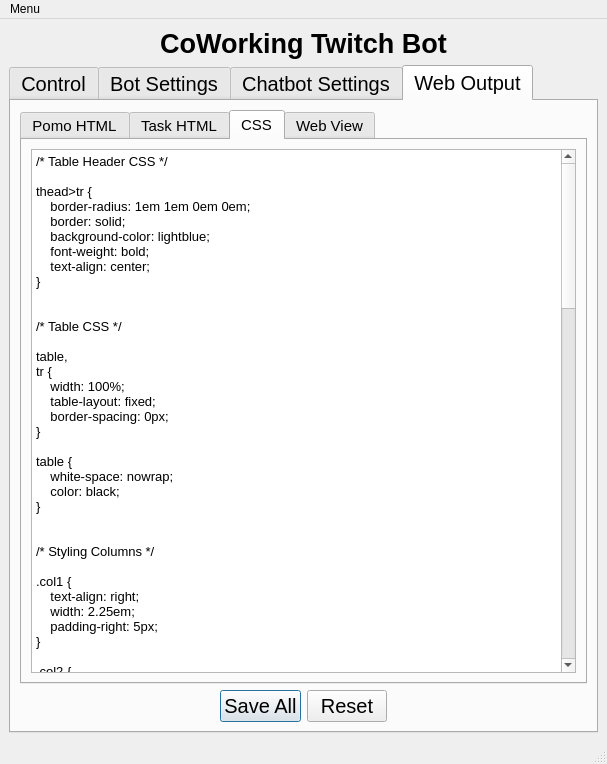
Before: the Qt Designer form BotResources/resources/PomoBotUI.ui in crankybookworm/CoWorkingTwitchBotWithGui, drawn with Qt 5.
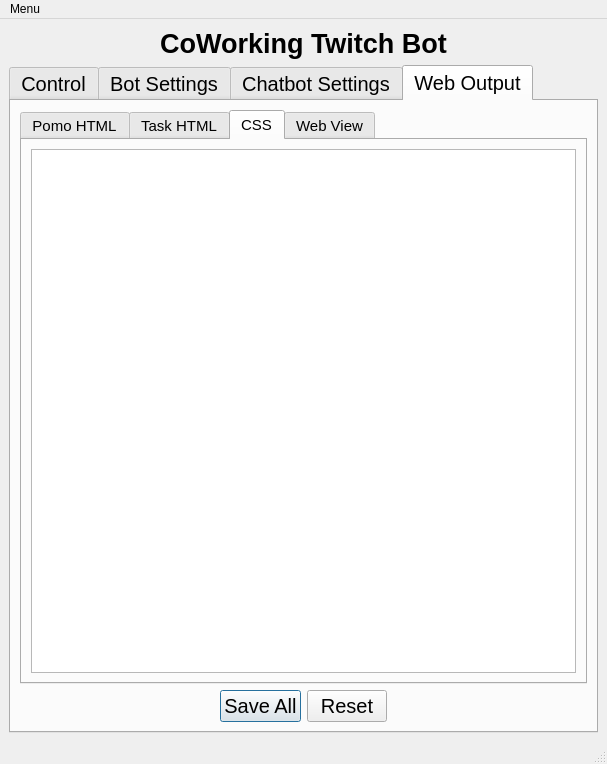
After: the same form once the commit is applied. The open tabs and pages were chosen to show the change.

Diff of the .ui file:
```diff
--- a/BotResources/resources/PomoBotUI.ui
+++ b/BotResources/resources/PomoBotUI.ui
@@ -1972,122 +1972,6 @@
                <enum>Qt::ScrollBarAsNeeded</enum>
               </property>
               <property name="plainText">
-               <string>/* Table Header CSS */
-
-thead&gt;tr {
-    border-radius: 1em 1em 0em 0em;
-    border: solid;
-    background-color: lightblue;
-    font-weight: bold;
-    text-align: center;
-}
-
-
-/* Table CSS */
-
-table,
-tr {
-    width: 100%;
-    table-layout: fixed;
-    border-spacing: 0px;
-}
-
-table {
-    white-space: nowrap;
-    color: black;
-}
-
-
-/* Styling Columns */
-
-.col1 {
-    text-align: right;
-    width: 2.25em;
-    padding-right: 5px;
-}
-
-.col2 {
-    display: block;
-    text-overflow: ellipsis;
-    white-space: nowrap;
-    overflow: hidden;
-}
-
-
-/* Styling Rows */
-
-tr {
-    border-right: solid;
-    border-left: solid;
-}
-
-tbody&gt;tr:nth-child(odd) {
-    background-color: lightsalmon;
-}
-
-tbody&gt;tr:nth-child(even) {
-    background-color: lightblue;
-}
-
-tbody&gt;tr:last-child {
-    border-radius: 0em 0em 1em 1em;
-    border-bottom: solid;
-}
-
-
-/* Specific text CSS */
-
-.username {
-    color: black;
-}
-
-.work {
-    color: black;
-}
-
-.timeLeft {
-    color: black;
-    margin: 8px;
-}
-
-.iterations {
-    color: black;
-}
-
-.timeTaken {
-    color: black;
-}
-
-.done {
-    color: black;
-}
-
-
-/* This Class is added if the task is completed */
-
-.completed {
-    text-decoration: line-through;
-}
-
-
-/* Making it Flex */
-
-.table-responsive-stack tr {
-    display: -webkit-box;
-    display: -ms-flexbox;
-    display: flex;
-    -webkit-box-orient: horizontal;
-    -webkit-box-direction: normal;
-    -ms-flex-direction: row;
-    flex-direction: row;
-}
-
-.table-responsive-stack td,
-.table-responsive-stack th {
-    display: block;
-    -ms-flex: 1 1 auto;
-    flex: 1 1 auto;
-}</string>
               </property>
               <property name="backgroundVisible">
                <bool>false</bool>
```
Left out of the diff: 8 changed lines with no effect on the pictures.
